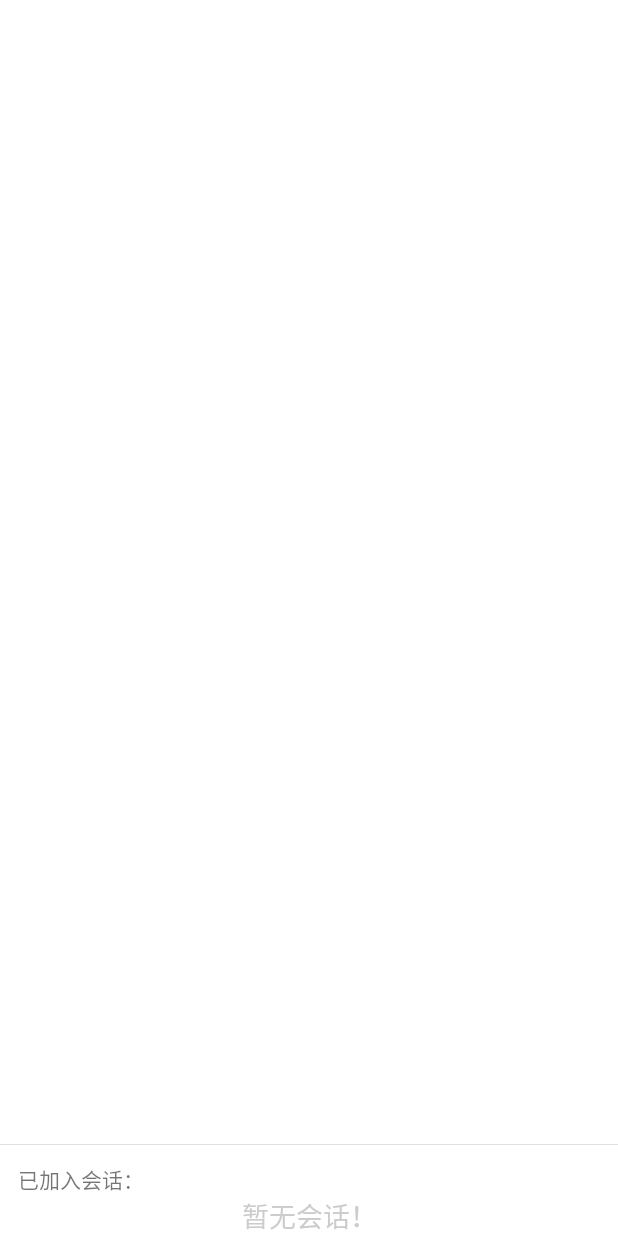
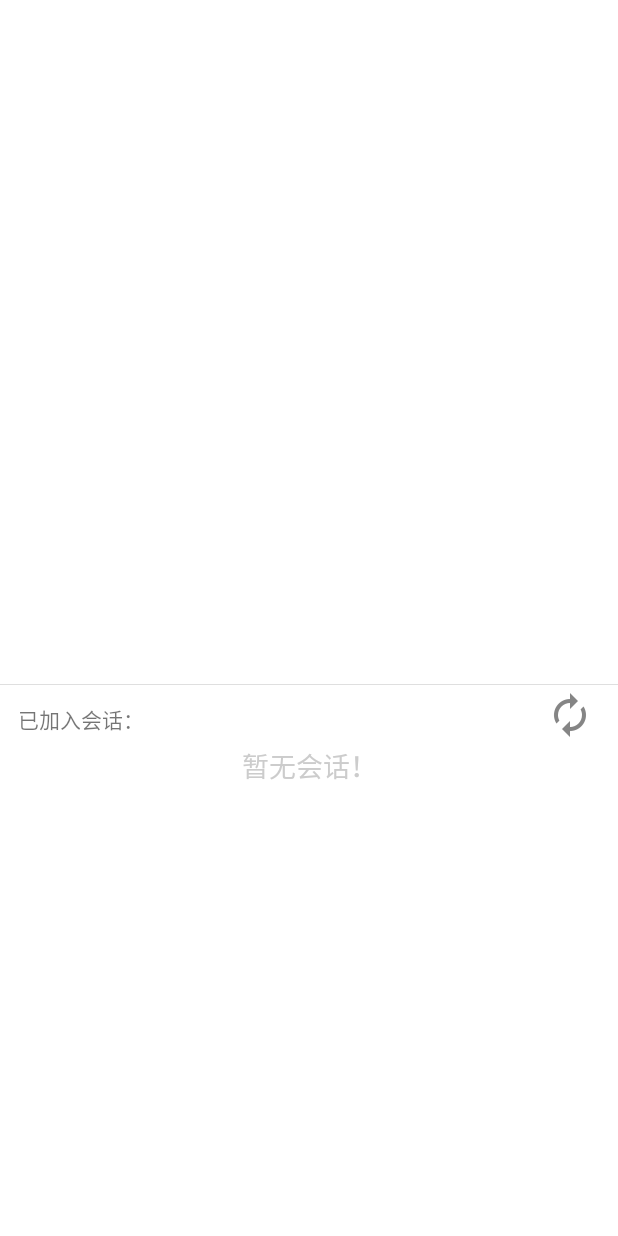
Before and after one commit to battleground/chatroom, an Android app: the layout fragment_chatroom_list.xml on its own in the app's theme, with its tools: preview values and no code run, on a phone screen of 412 x 824 dp. Run offline under Robolectric (Android 15) with nearby library versions, the phone set to English and light mode, and no system bars.

Commit message:
增加：增加已加入会话列表的刷新按钮；

```diff
--- a/app/src/main/java/com/leancloud/im/chatroom/fragment/ChatRoomListFragment.java
+++ b/app/src/main/java/com/leancloud/im/chatroom/fragment/ChatRoomListFragment.java
@@ -39,10 +39,13 @@ import com.leancloud.im.chatroom.utils.AssetsUtils;
 import java.util.ArrayList;
 import java.util.List;
 
+/**
+ * 所有会话列表页（群组会话、系统会话、暂态会话）
+ */
 public class ChatRoomListFragment extends Fragment implements ViewHolder.OnRecyclerItemClickListener {
 
 
-//    String memberId;
+    //    String memberId;
     private SwipeRefreshLayout mRefreshLayout;
     private RecyclerView mRoomList;
     private LiveRoomAdapter mAdapter;
@@ -89,6 +92,13 @@ public class ChatRoomListFragment extends Fragment implements ViewHolder.OnRecyc
         mAdapter.setOnRecyclerItemClickListener(this);
         mRoomList.setAdapter(mAdapter);
 
+        view.findViewById(R.id.Refresh).setOnClickListener(new View.OnClickListener() {
+            @Override
+            public void onClick(View view) {
+                clear();
+                queryConversations();
+            }
+        });
         mEmptyView = (TextView) view.findViewById(R.id.Empty);
         mListView = (ListView) view.findViewById(R.id.ListView);
         mListView.setEmptyView(mEmptyView);
--- a/app/src/main/res/layout/chat_left_text_view.xml
+++ b/app/src/main/res/layout/chat_left_text_view.xml
@@ -16,10 +16,10 @@
 
     <TextView
         android:id="@+id/chat_left_text_tv_name"
-        android:layout_width="match_parent"
+        android:layout_width="wrap_content"
         android:layout_height="wrap_content"
         android:textColor="@color/common_blue"
-        android:gravity="left"/>
+        android:gravity="left" />
 
     <RelativeLayout
         android:layout_width="match_parent"
--- a/app/src/main/res/layout/fragment_chatroom_list.xml
+++ b/app/src/main/res/layout/fragment_chatroom_list.xml
@@ -1,8 +1,8 @@
 <LinearLayout xmlns:android="http://schemas.android.com/apk/res/android"
     android:layout_width="match_parent"
     android:layout_height="match_parent"
-    android:orientation="vertical"
-    android:background="#fff">
+    android:background="#fff"
+    android:orientation="vertical">
 
 
     <android.support.v4.widget.SwipeRefreshLayout
@@ -14,7 +14,7 @@
         <android.support.v7.widget.RecyclerView
             android:id="@+id/roomList"
             android:layout_width="match_parent"
-            android:layout_height="match_parent"/>
+            android:layout_height="match_parent" />
     </android.support.v4.widget.SwipeRefreshLayout>
 
 
@@ -23,12 +23,27 @@
         android:layout_height="0.5dp"
         android:background="@color/line_h_gray" />
 
-    <TextView
-        android:layout_width="wrap_content"
+    <LinearLayout
+        android:layout_width="match_parent"
         android:layout_height="wrap_content"
-        android:layout_marginLeft="12dp"
-        android:layout_marginTop="12dp"
-        android:text="已加入会话：" />
+        android:orientation="horizontal">
+
+        <TextView
+            android:layout_width="wrap_content"
+            android:layout_height="wrap_content"
+            android:layout_marginLeft="12dp"
+            android:layout_marginTop="12dp"
+            android:layout_weight="1"
+            android:text="已加入会话：" />
+
+        <ImageButton
+            android:id="@+id/Refresh"
+            android:layout_width="40dp"
+            android:layout_height="40dp"
+            android:layout_marginRight="12dp"
+            android:background="@android:drawable/list_selector_background"
+            android:src="@drawable/ic_action_refresh" />
+    </LinearLayout>
 
     <TextView
         android:id="@+id/Empty"
@@ -42,7 +57,7 @@
     <ListView
         android:id="@+id/ListView"
         android:layout_width="match_parent"
-        android:layout_height="wrap_content" />
+        android:layout_height="300dp" />
 
 
 </LinearLayout>
```
Also changed, not shown: app/src/main/res/drawable-hdpi/ic_action_refresh.png (added), app/src/main/res/drawable-mdpi/ic_action_refresh.png (added), app/src/main/res/drawable-xhdpi/ic_action_refresh.png (added), app/src/main/res/drawable-xxhdpi/ic_action_refresh.png (added).
